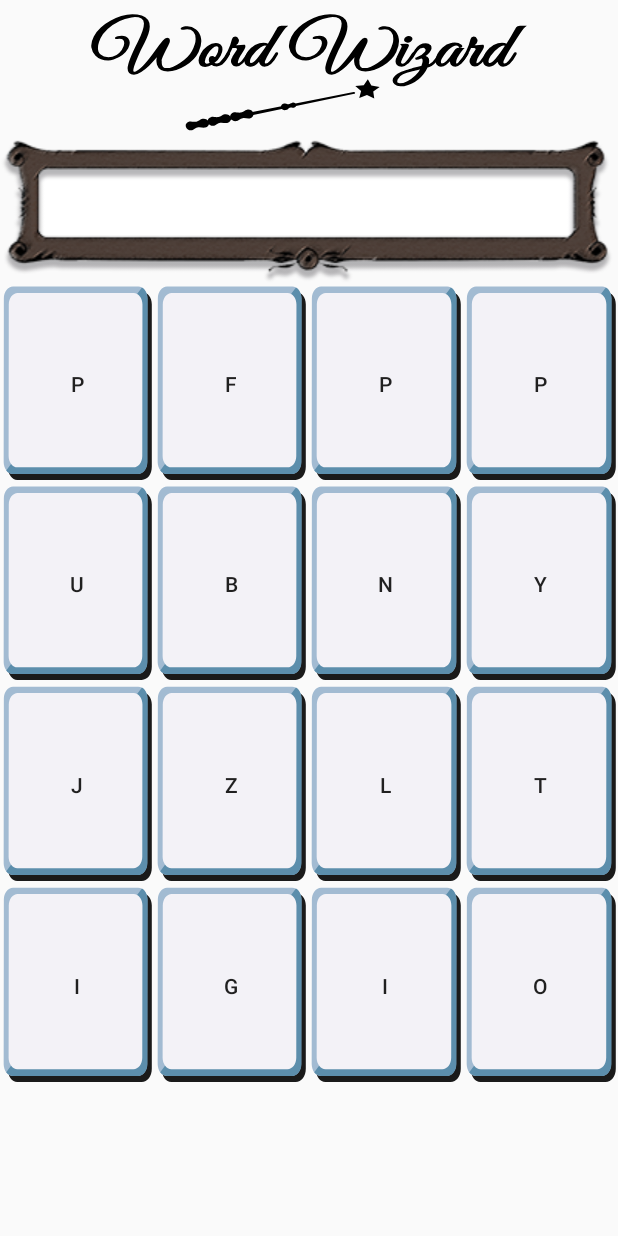
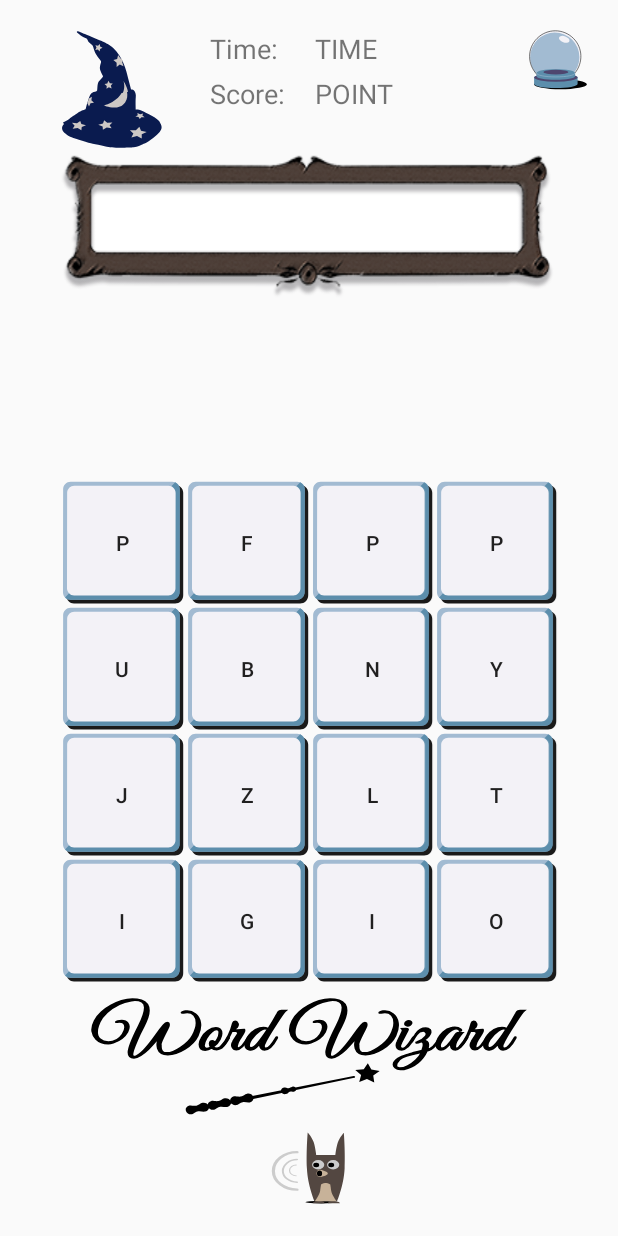
Before and after one commit to jeremyg89/Team-West, an Android app: the NewGame screen opened directly, with no data from a screen before it, on a phone screen of 412 x 824 dp. Run offline under Robolectric (Android 15) with nearby library versions, the light colour scheme and no system bars.

Commit message:
Updated the UI to support future changes and to match Jon's wireframe

```diff
--- a/WordWizard/app/src/main/java/com/example/wordwizard/NewGame.java
+++ b/WordWizard/app/src/main/java/com/example/wordwizard/NewGame.java
@@ -57,9 +57,11 @@ public class NewGame extends AppCompatActivity implements View.OnClickListener{
                 if (click == 1) {
                     if (wordCount <= 16 ) {
                         //add the letter to the word
-                        if (v.getId() <= 16) {
+                        if (v.getId() <= 16) { // only allows a letter to be added, if the id isn't outside of the button id's it will not do anything
                             word = word + randomLetters[v.getId()];
+                            //disables the button selected
                             v.setEnabled(false);
+                            v.setBackgroundResource(R.drawable.ic_ww_btn_grid_b);
                             wordCount++;
                             //display the current letter selection
                             currentWord.setText(word);
@@ -75,9 +77,11 @@ public class NewGame extends AppCompatActivity implements View.OnClickListener{
                     else {
                         wordCount = 0;
                         new WordCheck().wordCheck(word);
+                        //loop to re-enable all the disabled buttons
                         for (int i = 0; i < 16; i++){
                             Button btn = findViewById(i);
                             btn.setEnabled(true);
+                            btn.setBackgroundResource(R.drawable.ic_ww_btn_grid_a);
                         }
                     }
                 }
--- /dev/null
+++ b/WordWizard/app/src/main/res/drawable/ic_ww_btn_grid_b.xml
@@ -0,0 +1,18 @@
+<vector xmlns:android="http://schemas.android.com/apk/res/android"
+    android:width="84dp"
+    android:height="84dp"
+    android:viewportWidth="84"
+    android:viewportHeight="84">
+  <path
+      android:pathData="M82.8,76.8c0,3.2 -2.4,5.5 -5.5,5.5H9.4c-2.8,0 -5,-2.3 -5,-5L4.5,8.5c0,-2.8 2.3,-5 5,-5h68.3c2.8,0 5,2.3 5,5L82.8,76.8z"
+      android:fillColor="#1A1A1A"/>
+  <path
+      android:pathData="M80.3,74.8c0,2.8 -2.3,5 -5,5H7c-2.8,0 -5,-2.3 -5,-5L2.1,6.1c0,-2.8 2.3,-5 5,-5h68.3c2.8,0 5,2.3 5,5L80.3,74.8z"
+      android:fillColor="#5C8EAC"/>
+  <path
+      android:pathData="M77.4,1.5c1.8,0.8 3.1,2.6 3.1,4.6l-0.1,68.7c0,2.8 -2.3,5 -5,5H7c-1.4,0 -2.7,-0.6 -3.6,-1.5L77.4,1.5z"
+      android:fillColor="#4E466F"/>
+  <path
+      android:pathData="M77.6,72.3c0,2.7 -2.2,4.8 -4.8,4.8H9.5c-2.7,0 -4.8,-2.2 -4.8,-4.8L4.8,8.6c0,-2.7 2.2,-4.8 4.8,-4.8h63.3c2.7,0 4.8,2.2 4.8,4.8L77.6,72.3z"
+      android:fillColor="#A2BBD2"/>
+</vector>
--- a/WordWizard/app/src/main/res/layout/activity_new_game.xml
+++ b/WordWizard/app/src/main/res/layout/activity_new_game.xml
@@ -15,36 +15,94 @@
         android:layout_height="80dp"
         android:layout_alignParentLeft="true"
         android:layout_alignParentRight="true"
-        android:layout_alignParentBottom="false"
+        android:layout_alignParentBottom="true"
         android:layout_marginLeft="60dp"
         android:layout_marginTop="8dp"
         android:layout_marginRight="60dp"
+        android:layout_marginBottom="80dp"
         android:background="@drawable/ic_ww_logo_wordwizard" />
-
+    <TextView
+        android:layout_width="60dp"
+        android:layout_height="20dp"
+        android:layout_marginLeft="140dp"
+        android:layout_marginTop="20dp"
+        android:text="Time: "
+        android:textSize="18dp"/>
+    <TextView
+        android:layout_width="60dp"
+        android:layout_height="20dp"
+        android:layout_marginLeft="140dp"
+        android:layout_marginTop="50dp"
+        android:text="Score: "
+        android:textSize="18dp"/>
+    <TextView
+        android:id="@+id/currentTime"
+        android:layout_width="60dp"
+        android:layout_height="20dp"
+        android:layout_marginLeft="210dp"
+        android:layout_marginTop="20dp"
+        android:text="TIME"
+        android:textSize="18dp"/>
+    <TextView
+        android:id="@+id/currentScore"
+        android:layout_width="60dp"
+        android:layout_height="20dp"
+        android:layout_marginLeft="210dp"
+        android:layout_marginTop="50dp"
+        android:text="POINTS"
+        android:textSize="18dp"/>
+    <ImageView
+        android:id="@+id/img_wizard"
+        android:layout_width="70dp"
+        android:layout_height="80dp"
+        android:layout_marginLeft="40dp"
+        android:layout_marginTop="20dp"
+        android:background="@drawable/ic_ww_icon_wizardhat" />
+    <ImageView
+        android:id="@+id/img_xout"
+        android:layout_width="40dp"
+        android:layout_height="40dp"
+        android:layout_alignParentRight="true"
+        android:layout_marginTop="20dp"
+        android:layout_marginRight="20dp"
+        android:background="@drawable/ic_ww_btn_xout_ball"/>
+    <ImageView
+        android:id="@+id/img_sound"
+        android:layout_width="50dp"
+        android:layout_height="50dp"
+        android:layout_marginBottom="20dp"
+        android:layout_alignParentBottom="true"
+        android:layout_centerInParent="true"
+        android:background="@drawable/ic_ww_btn_sound_owl"/>
     <TextView
         android:id="@+id/currentWord"
         android:layout_width="wrap_content"
         android:layout_height="wrap_content"
-        android:layout_below="@id/img_View"
+        android:layout_marginTop="100dp"
+        android:layout_marginRight="40dp"
+        android:layout_marginLeft="40dp"
         android:layout_alignParentLeft="true"
         android:layout_alignParentRight="true"
-        android:layout_marginTop="2dp"
         android:background="@drawable/ww_word_platen"
         android:gravity="center_vertical"
         android:textAlignment="center"
-        android:textSize="20dp"
+        android:textSize="16dp"
         tools:ignore="RtlCompat" />
 
     <TableLayout
         android:id="@+id/tableGrid"
         android:layout_width="match_parent"
-        android:layout_height="match_parent"
-        android:layout_below="@id/currentWord"
-        android:layout_marginBottom="100dp"
-        android:stretchColumns="*" />
+        android:layout_height="wrap_content"
+        android:layout_above="@id/img_View"
+        android:layout_marginTop="188dp"
+        android:layout_marginBottom="0dp"
+        android:stretchColumns="*"
+        android:layout_marginRight="40dp"
+        android:layout_marginLeft="40dp"
+        />
 
     <TextView
         android:layout_width="match_parent"
         android:layout_height="80dp"
-        android:layout_below="@id/tableGrid" />
+        android:layout_below="@id/img_View" />
 </RelativeLayout>
```
